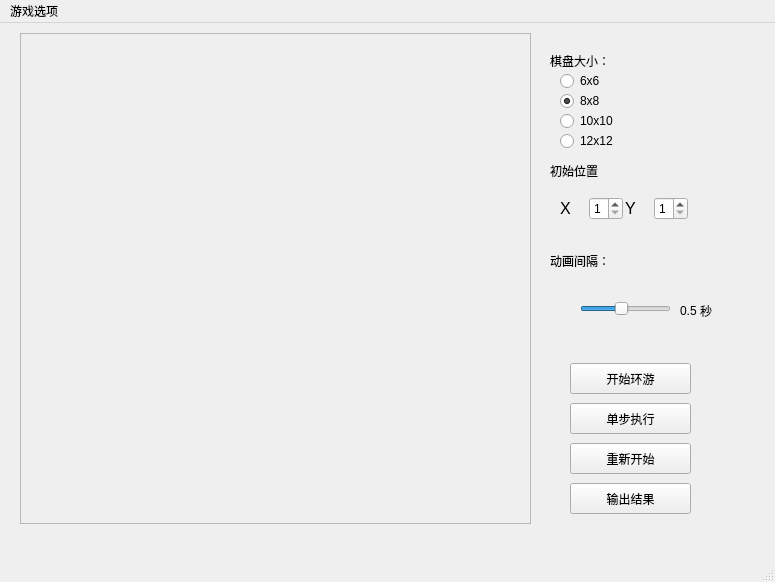
yuanyuanzijin/knight-gui, file knight.ui: the form before one commit.
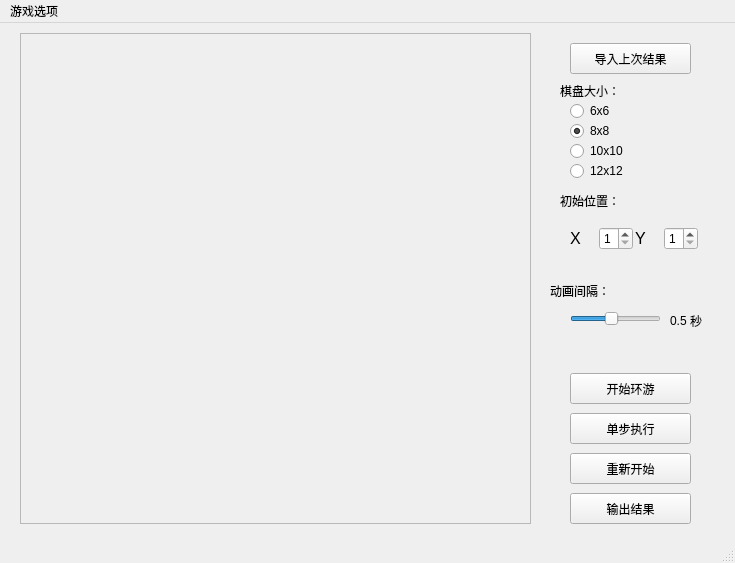
The form after the commit. Icons and pictures are not drawn.

Commit message: 导入功能正在编写

What changed in the file:
```diff
--- a/knight.ui
+++ b/knight.ui
@@ -6,8 +6,8 @@
    <rect>
     <x>0</x>
     <y>0</y>
-    <width>775</width>
-    <height>582</height>
+    <width>735</width>
+    <height>563</height>
    </rect>
   </property>
   <property name="windowTitle">
@@ -49,8 +49,8 @@
    <widget class="QLabel" name="label_clock">
     <property name="geometry">
      <rect>
-      <x>680</x>
-      <y>280</y>
+      <x>670</x>
+      <y>290</y>
       <width>31</width>
       <height>16</height>
      </rect>
@@ -62,8 +62,8 @@
    <widget class="QLabel" name="label_6">
     <property name="geometry">
      <rect>
-      <x>700</x>
-      <y>280</y>
+      <x>690</x>
+      <y>290</y>
       <width>31</width>
       <height>16</height>
      </rect>
@@ -75,8 +75,8 @@
    <widget class="QWidget" name="horizontalLayoutWidget_2">
     <property name="geometry">
      <rect>
-      <x>560</x>
-      <y>170</y>
+      <x>570</x>
+      <y>200</y>
       <width>128</width>
       <height>31</height>
      </rect>
@@ -170,8 +170,8 @@
    <widget class="QRadioButton" name="radio_12">
     <property name="geometry">
      <rect>
-      <x>560</x>
-      <y>110</y>
+      <x>570</x>
+      <y>140</y>
       <width>53</width>
       <height>16</height>
      </rect>
@@ -187,7 +187,7 @@
     <property name="geometry">
      <rect>
       <x>550</x>
-      <y>230</y>
+      <y>260</y>
       <width>71</width>
       <height>15</height>
      </rect>
@@ -205,8 +205,8 @@
    <widget class="QSlider" name="slider_clock">
     <property name="geometry">
      <rect>
-      <x>580</x>
-      <y>270</y>
+      <x>570</x>
+      <y>280</y>
       <width>91</width>
       <height>31</height>
      </rect>
@@ -234,7 +234,7 @@
     <property name="geometry">
      <rect>
       <x>570</x>
-      <y>340</y>
+      <y>350</y>
       <width>121</width>
       <height>31</height>
      </rect>
@@ -247,7 +247,7 @@
     <property name="geometry">
      <rect>
       <x>570</x>
-      <y>420</y>
+      <y>430</y>
       <width>121</width>
       <height>31</height>
      </rect>
@@ -259,8 +259,8 @@
    <widget class="QRadioButton" name="radio_6">
     <property name="geometry">
      <rect>
-      <x>560</x>
-      <y>50</y>
+      <x>570</x>
+      <y>80</y>
       <width>41</width>
       <height>16</height>
      </rect>
@@ -275,8 +275,8 @@
     </property>
     <property name="geometry">
      <rect>
-      <x>550</x>
-      <y>30</y>
+      <x>560</x>
+      <y>60</y>
       <width>60</width>
       <height>15</height>
      </rect>
@@ -294,8 +294,8 @@
    <widget class="QRadioButton" name="radio_8">
     <property name="geometry">
      <rect>
-      <x>560</x>
-      <y>70</y>
+      <x>570</x>
+      <y>100</y>
       <width>41</width>
       <height>16</height>
      </rect>
@@ -313,8 +313,8 @@
    <widget class="QRadioButton" name="radio_10">
     <property name="geometry">
      <rect>
-      <x>560</x>
-      <y>90</y>
+      <x>570</x>
+      <y>120</y>
       <width>53</width>
       <height>16</height>
      </rect>
@@ -326,9 +326,9 @@
    <widget class="QLabel" name="label_3">
     <property name="geometry">
      <rect>
-      <x>550</x>
-      <y>140</y>
-      <width>48</width>
+      <x>560</x>
+      <y>170</y>
+      <width>71</width>
       <height>16</height>
      </rect>
     </property>
@@ -339,14 +339,14 @@
      </size>
     </property>
     <property name="text">
-     <string>初始位置</string>
+     <string>初始位置：</string>
     </property>
    </widget>
    <widget class="QPushButton" name="btn_onestep">
     <property name="geometry">
      <rect>
       <x>570</x>
-      <y>380</y>
+      <y>390</y>
       <width>121</width>
       <height>31</height>
      </rect>
@@ -359,7 +359,7 @@
     <property name="geometry">
      <rect>
       <x>570</x>
-      <y>460</y>
+      <y>470</y>
       <width>121</width>
       <height>31</height>
      </rect>
@@ -368,6 +368,19 @@
      <string>输出结果</string>
     </property>
    </widget>
+   <widget class="QPushButton" name="btn_import">
+    <property name="geometry">
+     <rect>
+      <x>570</x>
+      <y>20</y>
+      <width>121</width>
+      <height>31</height>
+     </rect>
+    </property>
+    <property name="text">
+     <string>导入上次结果</string>
+    </property>
+   </widget>
    <zorder>horizontalLayoutWidget_2</zorder>
    <zorder>radio_12</zorder>
    <zorder>label</zorder>
@@ -390,7 +403,7 @@
     <rect>
      <x>0</x>
      <y>0</y>
-     <width>775</width>
+     <width>735</width>
      <height>23</height>
     </rect>
    </property>
```
Left out of the diff: 1 changed line with no effect on the pictures. The commit also changes 1 other file.
